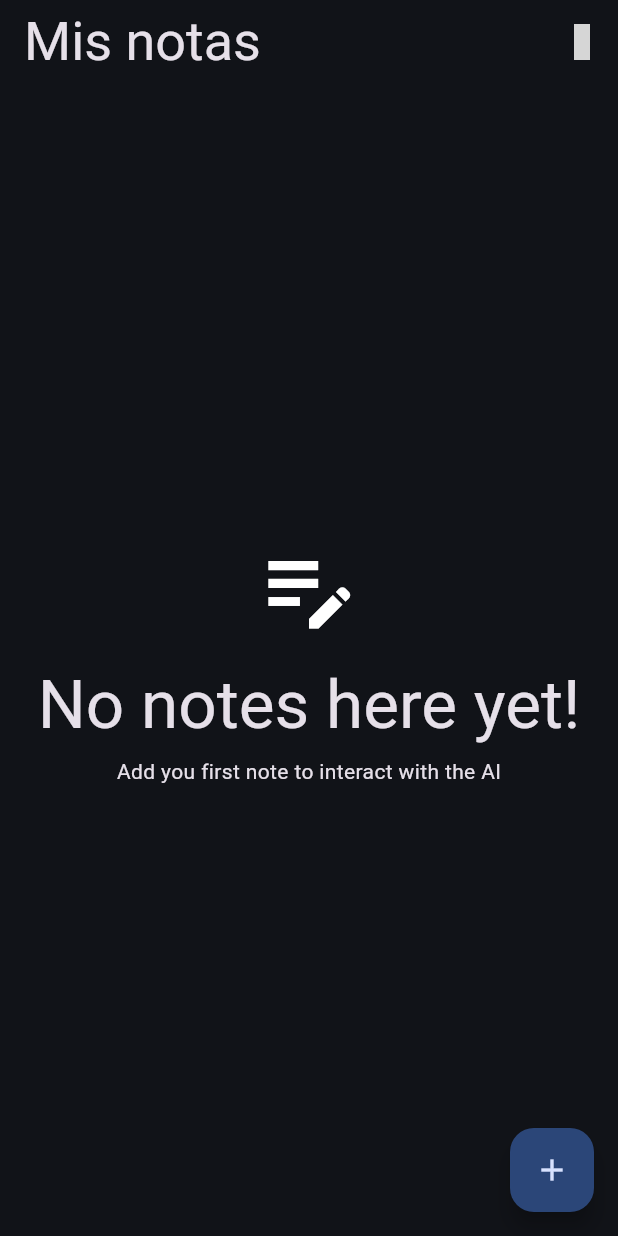
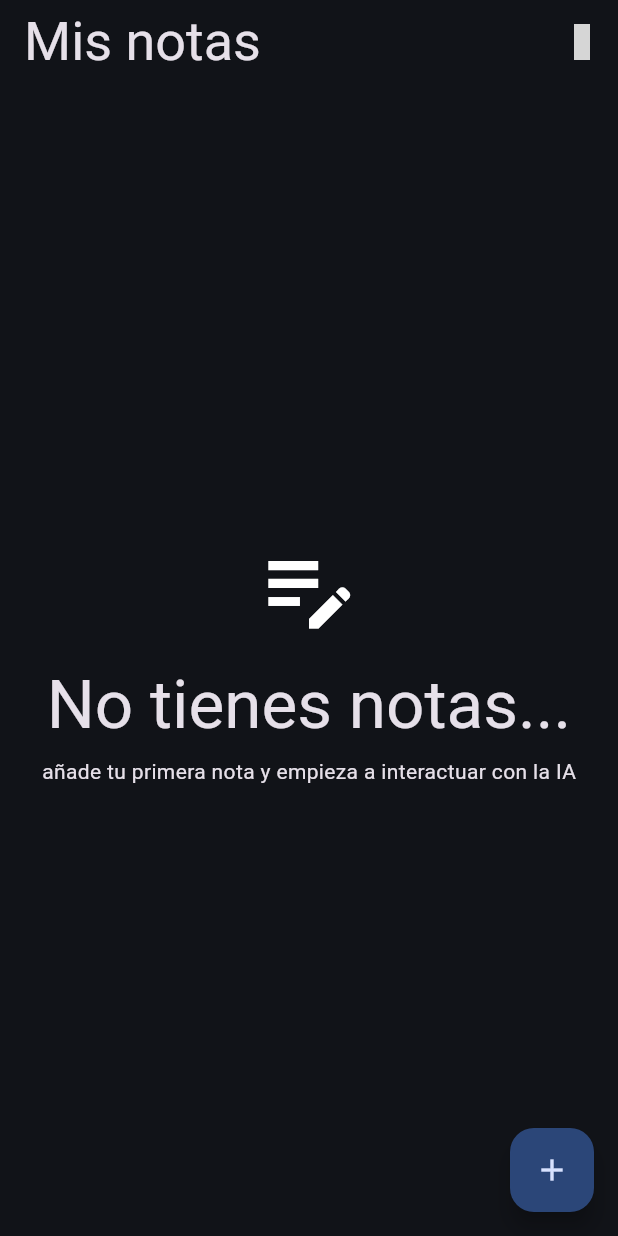
Before and after one commit to alfredobs97/gem_notes, a Flutter app: the screen it shows after launch, on a phone screen of 412 x 824 dp. Run offline on Flutter 3.47's test engine with Material 3 defaults, Android fonts, the phone set to English and light mode, and no system bars; our stand-ins replace animated_splash_screen, bloc, flutter_bloc, flutter_markdown, google_fonts, hugeicons and 1 more; missing offline and left inert: langchain, langchain_community, langchain_google, wolt_modal_sheet; generated files the repository leaves out were written again; grey boxes are pictures that could not be loaded.

Commit message:
translate to spanish

```diff
--- a/lib/ui/screens/home/widgets/empty_state_widget.dart
+++ b/lib/ui/screens/home/widgets/empty_state_widget.dart
@@ -13,12 +13,12 @@ class EmptyStateWidget extends StatelessWidget {
           height: 16,
         ),
         Text(
-          'No notes here yet!',
+          'No tienes notas...',
           style: Theme.of(context).textTheme.displayMedium,
         ),
         const SizedBox(height: 8),
         Text(
-          'Add you first note to interact with the AI',
+          'añade tu primera nota y empieza a interactuar con la IA',
           style: Theme.of(context).textTheme.bodyMedium,
         )
       ],
```
